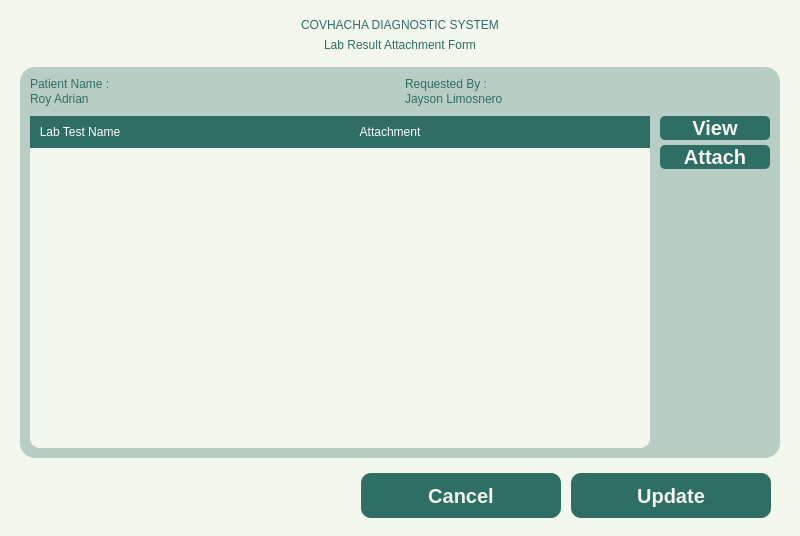
VinsmokeSanji69/COVACHA_CLINIC_SYSTEM, file Views/Staff_AddLabAttachment.ui: the form before one commit.
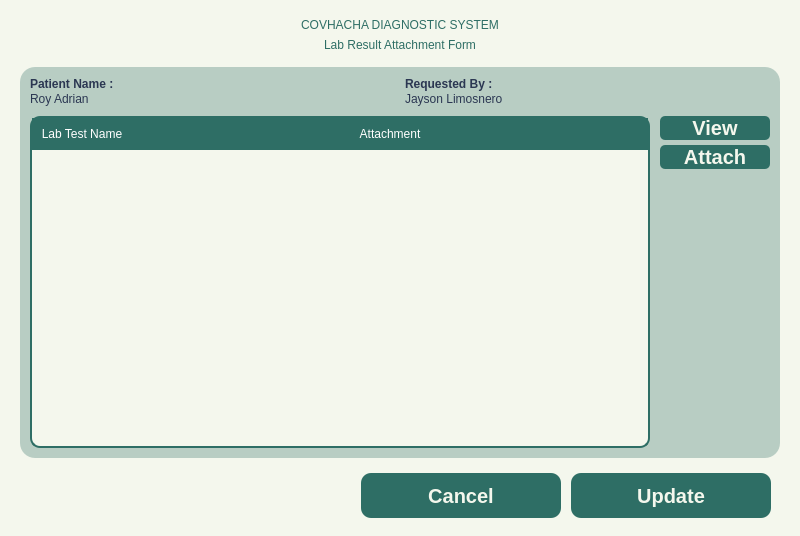
The form after the commit.

Diff of the .ui file:
```diff
--- a/Views/Staff_AddLabAttachment.ui
+++ b/Views/Staff_AddLabAttachment.ui
@@ -129,6 +129,16 @@
        </property>
        <item>
         <widget class="QWidget" name="widget_3" native="true">
+         <property name="styleSheet">
+          <string notr="true">#PatName, #ReqBy {
+	font-weight: bold;
+	color: #2b3752;
+}
+
+#Patient, #Doctor {
+	color: #2b3752;
+}</string>
+         </property>
          <layout class="QHBoxLayout" name="horizontalLayout_3">
           <property name="spacing">
            <number>10</number>
@@ -164,7 +174,7 @@
               <number>0</number>
              </property>
              <item>
-              <widget class="QLabel" name="Title_2">
+              <widget class="QLabel" name="PatName">
                <property name="text">
                 <string>Patient Name :</string>
                </property>
@@ -199,7 +209,7 @@
               <number>0</number>
              </property>
              <item>
-              <widget class="QLabel" name="label_3">
+              <widget class="QLabel" name="ReqBy">
                <property name="text">
                 <string>Requested By :</string>
                </property>
@@ -254,6 +264,7 @@
 	background-color: #F4F7ED;
 	gridline-color: transparent;
 	border-radius: 10px;
+	border: 2px solid #2E6E65;
 }
 QTableWidget::item {
 	border: none;
@@ -268,8 +279,7 @@
 	padding: 5px;
 	font: 18px &quot;Lexend Medium&quot;;
 	border: 2px solid #2E6E65;
-}
-</string>
+}</string>
             </property>
             <attribute name="horizontalHeaderStretchLastSection">
              <bool>true</bool>
```
